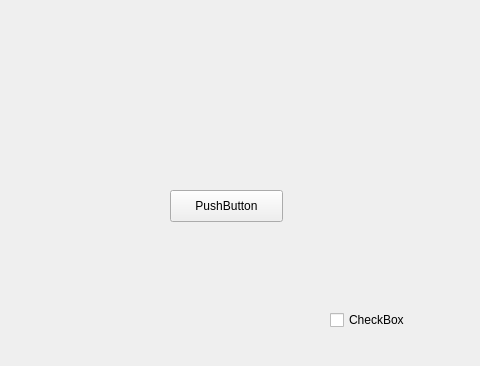
The window that mainWindow.ui (caoligang/pyqt5) describes before a commit, drawn with Qt 5; both pictures show x 0 to 480 and y 0 to 366 of the 800 by 600 pixel window.
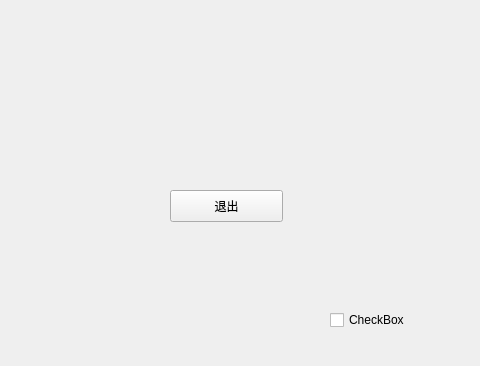
The same window after the commit.

Commit message: singal-slot

What changed in the file:
```diff
--- a/mainWindow.ui
+++ b/mainWindow.ui
@@ -24,7 +24,7 @@
      </rect>
     </property>
     <property name="text">
-     <string>PushButton</string>
+     <string>退出</string>
     </property>
    </widget>
    <widget class="QPushButton" name="pushButton_2">
```
Left out of the diff: 19 changed lines with no effect on the pictures. The commit also changes 2 other files.
